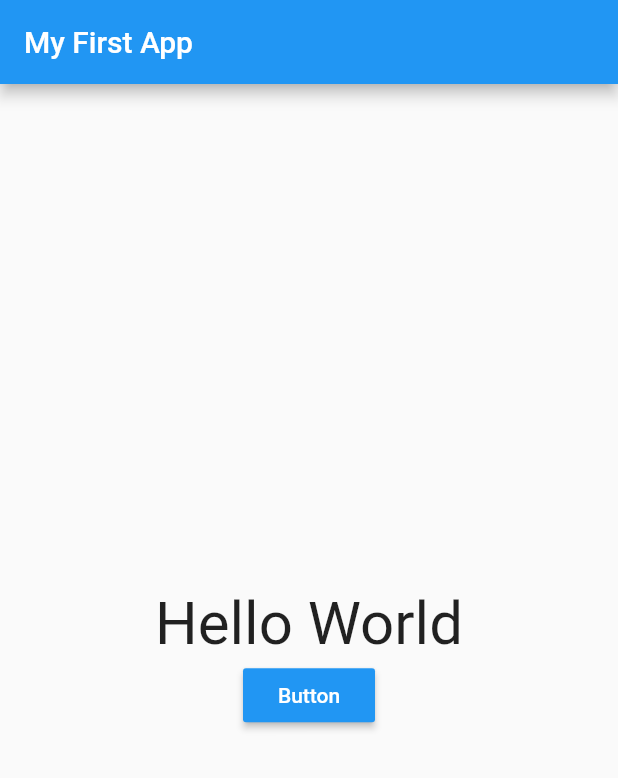
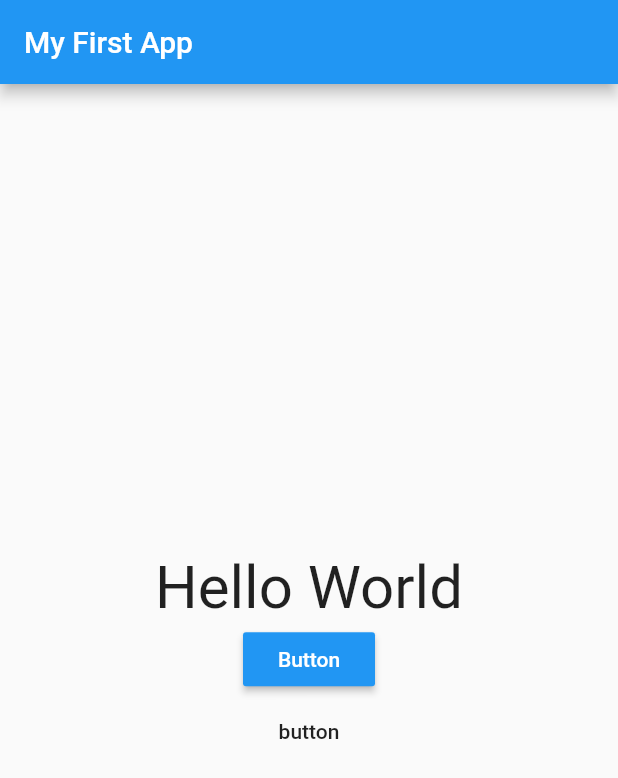
Before and after one commit to haziq-danial/flutter_first_app, a Flutter app: the screen it shows after launch, on a phone screen of 412 x 824 dp. Shown: the top 778 px of the screen. Run offline on Flutter 3.47's test engine with Material 2 defaults, Android fonts, the phone set to English and light mode, and no system bars.

Commit message:
add flat button

```diff
--- a/lib/main.dart
+++ b/lib/main.dart
@@ -36,6 +36,10 @@ class MyApp extends StatelessWidget {
                   ),
                   color: Colors.blue,
                   onPressed: () {},
+                ),
+                FlatButton(
+                  child: Text('button'),
+                  onPressed: () {},
                 )
               ],
             ),
```
